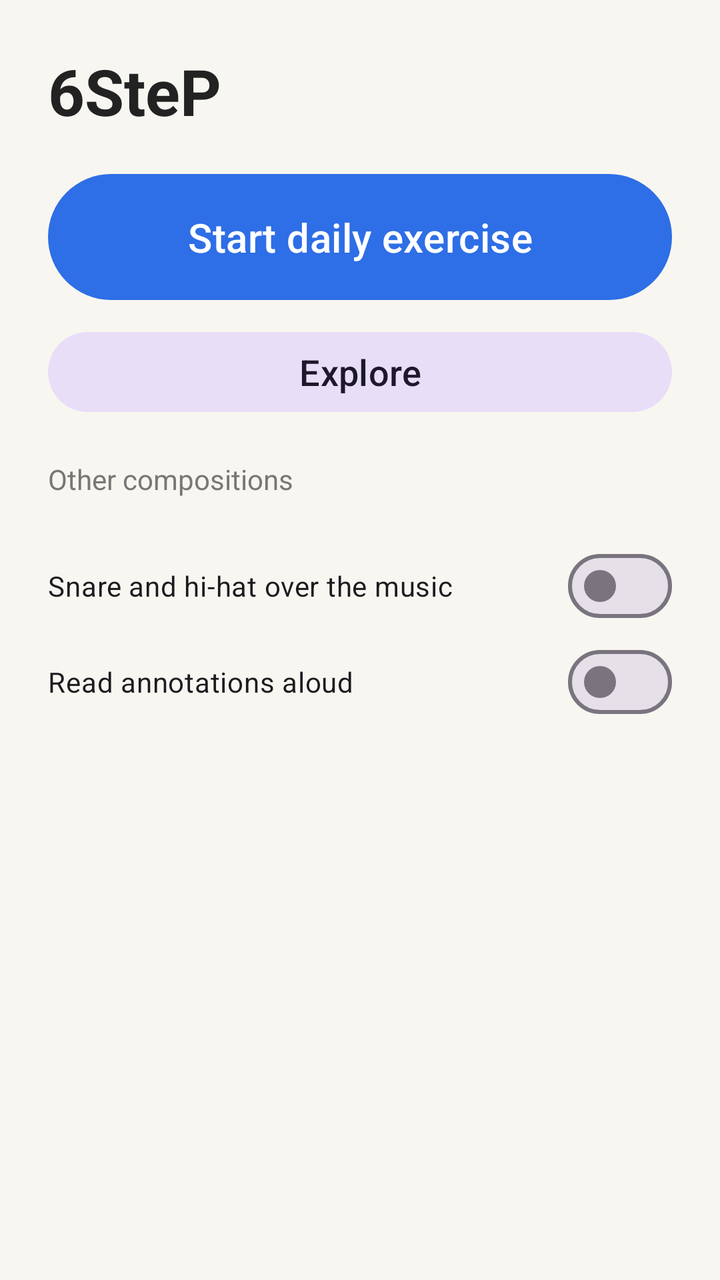
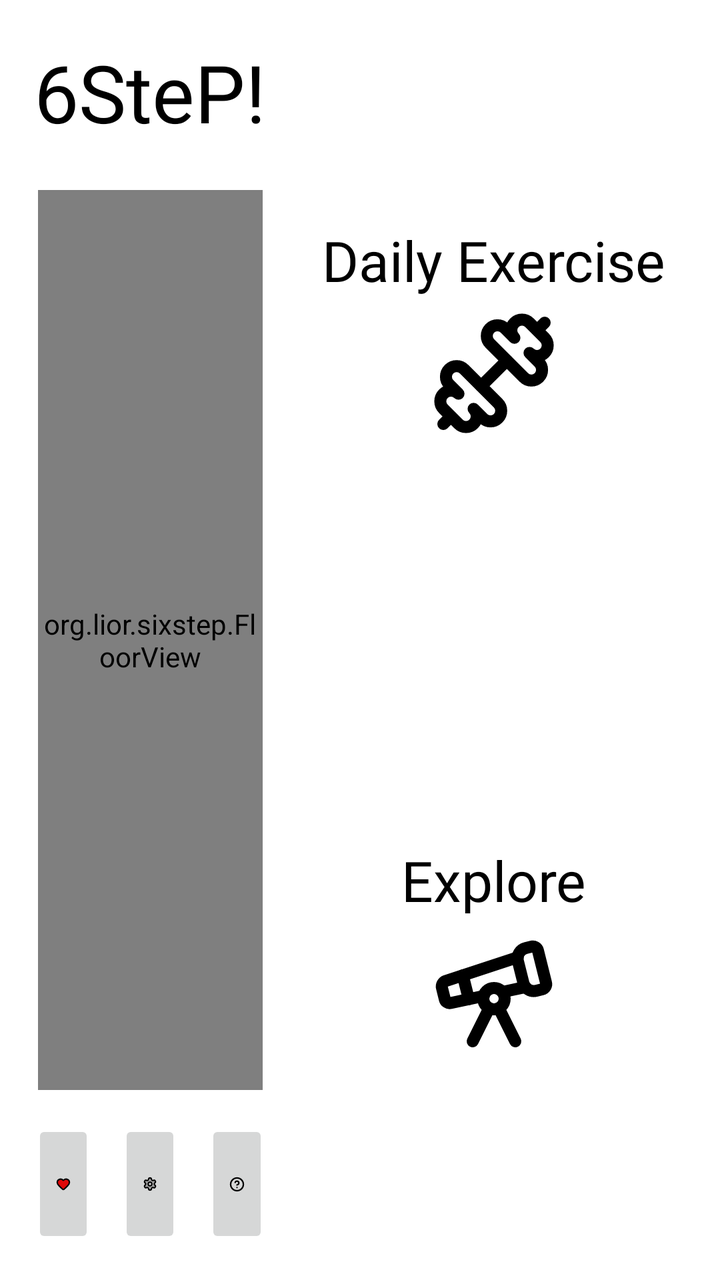

Screens rendered from an Android XML layout before and after an edit, with the pre-edit source and the edit as a unified diff.
<!-- AndroidManifest.xml: application theme Theme.SixStep -->
<!-- res/layout/activity_main.xml -->
<?xml version="1.0" encoding="utf-8"?>
<ScrollView xmlns:android="http://schemas.android.com/apk/res/android"
    android:layout_width="match_parent"
    android:layout_height="match_parent"
    android:fillViewport="true">
    <LinearLayout
        android:layout_width="match_parent"
        android:layout_height="wrap_content"
        android:orientation="vertical"
        android:padding="24dp">

        <TextView
            android:layout_width="wrap_content"
            android:layout_height="wrap_content"
            android:text="@string/app_name"
            android:textSize="32sp"
            android:textStyle="bold"
            android:textColor="@color/ink" />

        <com.google.android.material.button.MaterialButton
            android:id="@+id/startDaily"
            android:layout_width="match_parent"
            android:layout_height="wrap_content"
            android:layout_marginTop="16dp"
            android:paddingTop="18dp"
            android:paddingBottom="18dp"
            android:textSize="20sp"
            android:text="@string/start_daily" />

        <com.google.android.material.button.MaterialButton
            android:id="@+id/explore"
            style="@style/Widget.Material3.Button.TonalButton"
            android:layout_width="match_parent"
            android:layout_height="wrap_content"
            android:layout_marginTop="8dp"
            android:textSize="18sp"
            android:text="@string/explore" />

        <TextView
            android:layout_width="wrap_content"
            android:layout_height="wrap_content"
            android:layout_marginTop="20dp"
            android:text="@string/other_compositions"
            android:textColor="@color/muted" />

        <LinearLayout
            android:id="@+id/compositionList"
            android:layout_width="match_parent"
            android:layout_height="wrap_content"
            android:orientation="vertical" />

        <com.google.android.material.materialswitch.MaterialSwitch
            android:id="@+id/metronomeOverMusic"
            android:layout_width="match_parent"
            android:layout_height="wrap_content"
            android:layout_marginTop="20dp"
            android:text="@string/metronome_over_music" />

        <com.google.android.material.materialswitch.MaterialSwitch
            android:id="@+id/speakAnnotations"
            android:layout_width="match_parent"
            android:layout_height="wrap_content"
            android:text="@string/speak_annotations" />
    </LinearLayout>
</ScrollView>
<!-- resources referenced by this layout -->
<resources>
  <color name="ink">#222222</color>
  <color name="muted">#777777</color>
  <string name="app_name">6SteP</string>
  <string name="metronome_over_music">Snare and hi-hat over the music</string>
  <string name="other_compositions">Other compositions</string>
  <string name="speak_annotations">Read annotations aloud</string>
  <string name="start_daily">Start daily exercise</string>
  <color name="floor">#F8F6F0</color>
  <!-- unchanged entries left out for length: 4 -->
</resources>

<!-- the commit's change to res/layout/activity_main.xml (unified diff, before → after) -->
@@ -1,65 +1,218 @@
 <?xml version="1.0" encoding="utf-8"?>
-<ScrollView xmlns:android="http://schemas.android.com/apk/res/android"
+<FrameLayout xmlns:android="http://schemas.android.com/apk/res/android"
+    android:id="@+id/root"
     android:layout_width="match_parent"
-    android:layout_height="match_parent"
-    android:fillViewport="true">
+    android:layout_height="match_parent">
+
     <LinearLayout
         android:layout_width="match_parent"
-        android:layout_height="wrap_content"
-        android:orientation="vertical"
-        android:padding="24dp">
-
-        <TextView
-            android:layout_width="wrap_content"
-            android:layout_height="wrap_content"
-            android:text="@string/app_name"
-            android:textSize="32sp"
-            android:textStyle="bold"
-            android:textColor="@color/ink" />
-
-        <com.google.android.material.button.MaterialButton
-            android:id="@+id/startDaily"
-            android:layout_width="match_parent"
-            android:layout_height="wrap_content"
-            android:layout_marginTop="16dp"
-            android:paddingTop="18dp"
-            android:paddingBottom="18dp"
-            android:textSize="20sp"
-            android:text="@string/start_daily" />
-
-        <com.google.android.material.button.MaterialButton
-            android:id="@+id/explore"
-            style="@style/Widget.Material3.Button.TonalButton"
-            android:layout_width="match_parent"
-            android:layout_height="wrap_content"
-            android:layout_marginTop="8dp"
-            android:textSize="18sp"
-            android:text="@string/explore" />
-
-        <TextView
-            android:layout_width="wrap_content"
-            android:layout_height="wrap_content"
-            android:layout_marginTop="20dp"
-            android:text="@string/other_compositions"
-            android:textColor="@color/muted" />
+        android:layout_height="match_parent"
+        android:orientation="horizontal"
+        android:padding="16dp">
 
         <LinearLayout
-            android:id="@+id/compositionList"
-            android:layout_width="match_parent"
-            android:layout_height="wrap_content"
-            android:orientation="vertical" />
-
-        <com.google.android.material.materialswitch.MaterialSwitch
-            android:id="@+id/metronomeOverMusic"
-            android:layout_width="match_parent"
-            android:layout_height="wrap_content"
-            android:layout_marginTop="20dp"
-            android:text="@string/metronome_over_music" />
-
-        <com.google.android.material.materialswitch.MaterialSwitch
-            android:id="@+id/speakAnnotations"
-            android:layout_width="match_parent"
-            android:layout_height="wrap_content"
-            android:text="@string/speak_annotations" />
+            android:layout_width="0dp"
+            android:layout_height="match_parent"
+            android:layout_weight="38"
+            android:orientation="vertical">
+
+            <TextView
+                android:id="@+id/logo"
+                android:layout_width="match_parent"
+                android:layout_height="64dp"
+                android:gravity="center"
+                android:text="@string/logo"
+                android:textColor="#000000"
+                android:textSize="40sp"
+                android:fontFamily="@font/inter_extrabold"
+                android:includeFontPadding="false" />
+
+            <FrameLayout
+                android:id="@+id/snippetBox"
+                android:layout_width="match_parent"
+                android:layout_height="0dp"
+                android:layout_weight="1"
+                android:layout_marginTop="12dp"
+                android:padding="3dp">
+
+                <org.lior.sixstep.FloorView
+                    android:id="@+id/snippet"
+                    android:layout_width="match_parent"
+                    android:layout_height="match_parent" />
+
+                <LinearLayout
+                    android:id="@+id/helpPanel"
+                    android:layout_width="match_parent"
+                    android:layout_height="match_parent"
+                    android:orientation="vertical"
+                    android:padding="4dp"
+                    android:visibility="gone">
+
+                    <TextView
+                        android:id="@+id/helpDaily"
+                        android:layout_width="match_parent"
+                        android:layout_height="0dp"
+                        android:layout_weight="1"
+                        android:gravity="center"
+                        android:paddingStart="12dp"
+                        android:paddingEnd="12dp"
+                        android:text="@string/help_daily"
+                        android:textColor="#000000"
+                        android:fontFamily="@font/inter_semibold"
+                        android:autoSizeTextType="uniform"
+                        android:autoSizeMinTextSize="9sp"
+                        android:autoSizeMaxTextSize="17sp" />
+
+                    <TextView
+                        android:id="@+id/helpExplore"
+                        android:layout_width="match_parent"
+                        android:layout_height="0dp"
+                        android:layout_weight="1"
+                        android:layout_marginTop="8dp"
+                        android:gravity="center"
+                        android:paddingStart="12dp"
+                        android:paddingEnd="12dp"
+                        android:text="@string/help_explore"
+                        android:textColor="#000000"
+                        android:fontFamily="@font/inter_semibold"
+                        android:autoSizeTextType="uniform"
+                        android:autoSizeMinTextSize="9sp"
+                        android:autoSizeMaxTextSize="17sp" />
+                </LinearLayout>
+            </FrameLayout>
+
+            <LinearLayout
+                android:layout_width="match_parent"
+                android:layout_height="64dp"
+                android:layout_marginTop="12dp"
+                android:orientation="horizontal">
+
+                <ImageButton
+                    android:id="@+id/heart"
+                    android:layout_width="0dp"
+                    android:layout_height="match_parent"
+                    android:layout_weight="1"
+                    android:padding="12dp"
+                    android:scaleType="fitCenter"
+                    android:src="@drawable/ic_heart"
+                    android:contentDescription="@string/heart" />
+
+                <ImageButton
+                    android:id="@+id/gear"
+                    android:layout_width="0dp"
+                    android:layout_height="match_parent"
+                    android:layout_weight="1"
+                    android:layout_marginStart="12dp"
+                    android:padding="12dp"
+                    android:scaleType="fitCenter"
+                    android:src="@drawable/ic_settings"
+                    android:contentDescription="@string/settings" />
+
+                <ImageButton
+                    android:id="@+id/help"
+                    android:layout_width="0dp"
+                    android:layout_height="match_parent"
+                    android:layout_weight="1"
+                    android:layout_marginStart="12dp"
+                    android:padding="12dp"
+                    android:scaleType="fitCenter"
+                    android:src="@drawable/ic_help"
+                    android:contentDescription="@string/help" />
+            </LinearLayout>
+        </LinearLayout>
+
+        <LinearLayout
+            android:layout_width="0dp"
+            android:layout_height="match_parent"
+            android:layout_weight="62"
+            android:layout_marginStart="16dp"
+            android:orientation="vertical">
+
+            <FrameLayout
+                android:id="@+id/daily"
+                android:layout_width="match_parent"
+                android:layout_height="0dp"
+                android:layout_weight="1"
+                android:clickable="true"
+                android:focusable="true"
+                android:contentDescription="@string/daily_exercise">
+
+                <LinearLayout
+                    android:layout_width="wrap_content"
+                    android:layout_height="wrap_content"
+                    android:layout_gravity="center"
+                    android:gravity="center_horizontal"
+                    android:orientation="vertical">
+
+                    <TextView
+                        android:layout_width="wrap_content"
+                        android:layout_height="wrap_content"
+                        android:text="@string/daily_exercise"
+                        android:textColor="#000000"
+                        android:textSize="28sp"
+                        android:fontFamily="@font/inter_bold" />
+
+                    <ImageView
+                        android:id="@+id/dailyIcon"
+                        android:layout_width="64dp"
+                        android:layout_height="64dp"
+                        android:layout_marginTop="6dp"
+                        android:src="@drawable/ic_dumbbell"
+                        android:importantForAccessibility="no" />
+                </LinearLayout>
+
+                <TextView
+                    android:id="@+id/dailyTime"
+                    android:layout_width="wrap_content"
+                    android:layout_height="wrap_content"
+                    android:layout_gravity="bottom|end"
+                    android:layout_margin="10dp"
+                    android:textColor="#000000"
+                    android:textSize="15sp"
+                    android:fontFamily="@font/inter_extrabold" />
+            </FrameLayout>
+
+            <FrameLayout
+                android:id="@+id/explore"
+                android:layout_width="match_parent"
+                android:layout_height="0dp"
+                android:layout_weight="1"
+                android:layout_marginTop="12dp"
+                android:clickable="true"
+                android:focusable="true"
+                android:contentDescription="@string/explore">
+
+                <LinearLayout
+                    android:layout_width="wrap_content"
+                    android:layout_height="wrap_content"
+                    android:layout_gravity="center"
+                    android:gravity="center_horizontal"
+                    android:orientation="vertical">
+
+                    <TextView
+                        android:layout_width="wrap_content"
+                        android:layout_height="wrap_content"
+                        android:text="@string/explore"
+                        android:textColor="#000000"
+                        android:textSize="28sp"
+                        android:fontFamily="@font/inter_bold" />
+
+                    <ImageView
+                        android:id="@+id/exploreIcon"
+                        android:layout_width="64dp"
+                        android:layout_height="64dp"
+                        android:layout_marginTop="6dp"
+                        android:src="@drawable/ic_telescope"
+                        android:importantForAccessibility="no" />
+                </LinearLayout>
+            </FrameLayout>
+        </LinearLayout>
     </LinearLayout>
-</ScrollView>
+
+    
+    <org.lior.sixstep.HelpArrows
+        android:id="@+id/arrows"
+        android:layout_width="match_parent"
+        android:layout_height="match_parent"
+        android:visibility="gone" />
+</FrameLayout>
<!-- resource entries referenced after the edit -->
@@ -1,13 +1,67 @@
 <!-- resources referenced by this layout -->
 <resources>
-  <color name="ink">#222222</color>
-  <color name="muted">#777777</color>
-  <string name="app_name">6SteP</string>
-  <string name="metronome_over_music">Snare and hi-hat over the music</string>
-  <string name="other_compositions">Other compositions</string>
-  <string name="speak_annotations">Read annotations aloud</string>
-  <string name="start_daily">Start daily exercise</string>
-  <color name="floor">#F8F6F0</color>
+  <!-- drawable ic_dumbbell (drawable) -->
+  <?xml version="1.0" encoding="utf-8"?>
+  <vector xmlns:android="http://schemas.android.com/apk/res/android"
+      android:width="24dp" android:height="24dp" android:viewportWidth="24" android:viewportHeight="24">
+      <path android:pathData="M 17.596 12.768 a 2 2 0 1 0 2.829 -2.829 l -1.768 -1.767 a 2 2 0 0 0 2.828 -2.829 l -2.828 -2.828 a 2 2 0 0 0 -2.829 2.828 l -1.767 -1.768 a 2 2 0 1 0 -2.829 2.829 z"
+          android:fillColor="#00000000" android:strokeColor="#000000" android:strokeWidth="2.25"
+          android:strokeLineCap="round" android:strokeLineJoin="round" />
+      <path android:pathData="m 2.5 21.5 l 1.4 -1.4"
+          android:fillColor="#00000000" android:strokeColor="#000000" android:strokeWidth="2.25"
+          android:strokeLineCap="round" android:strokeLineJoin="round" />
+      <path android:pathData="m 20.1 3.9 l 1.4 -1.4"
+          android:fillColor="#00000000" android:strokeColor="#000000" android:strokeWidth="2.25"
+          android:strokeLineCap="round" android:strokeLineJoin="round" />
+      <path android:pathData="M 5.343 21.485 a 2 2 0 1 0 2.829 -2.828 l 1.767 1.768 a 2 2 0 1 0 2.829 -2.829 l -6.364 -6.364 a 2 2 0 1 0 -2.829 2.829 l 1.768 1.767 a 2 2 0 0 0 -2.828 2.829 z"
+          android:fillColor="#00000000" android:strokeColor="#000000" android:strokeWidth="2.25"
+          android:strokeLineCap="round" android:strokeLineJoin="round" />
+      <path android:pathData="m 9.6 14.4 l 4.8 -4.8"
+          android:fillColor="#00000000" android:strokeColor="#000000" android:strokeWidth="2.25"
+          android:strokeLineCap="round" android:strokeLineJoin="round" />
+  </vector>
+  <!-- drawable ic_heart (drawable) -->
+  <?xml version="1.0" encoding="utf-8"?>
+  <vector xmlns:android="http://schemas.android.com/apk/res/android"
+      android:width="24dp" android:height="24dp" android:viewportWidth="24" android:viewportHeight="24">
+      <path android:pathData="M 2 9.5 a 5.5 5.5 0 0 1 9.591 -3.676 a 0.56 0.56 0 0 0 0.818 0 A 5.49 5.49 0 0 1 22 9.5 c 0 2.29 -1.5 4 -3 5.5 l -5.492 5.313 a 2 2 0 0 1 -3 0.019 L 5 15 c -1.5 -1.5 -3 -3.2 -3 -5.5"
+          android:fillColor="#DE0707" android:strokeColor="#000000" android:strokeWidth="2.25"
+          android:strokeLineCap="round" android:strokeLineJoin="round" />
+  </vector>
+  <!-- drawable ic_help (drawable) -->
+  <?xml version="1.0" encoding="utf-8"?>
+  <vector xmlns:android="http://schemas.android.com/apk/res/android"
+      android:width="24dp" android:height="24dp" android:viewportWidth="24" android:viewportHeight="24">
+      <path android:pathData="M 2 12 a 10 10 0 1 0 20 0 a 10 10 0 1 0 -20 0 Z"
+          android:fillColor="#00000000" android:strokeColor="#000000" android:strokeWidth="2.25"
+          android:strokeLineCap="round" android:strokeLineJoin="round" />
+      <path android:pathData="M 9.09 9 a 3 3 0 0 1 5.83 1 c 0 2 -3 3 -3 3"
+          android:fillColor="#00000000" android:strokeColor="#000000" android:strokeWidth="2.25"
+          android:strokeLineCap="round" android:strokeLineJoin="round" />
+      <path android:pathData="M 12 17 h 0.01"
+          android:fillColor="#00000000" android:strokeColor="#000000" android:strokeWidth="2.25"
+          android:strokeLineCap="round" android:strokeLineJoin="round" />
+  </vector>
+  <!-- drawable ic_settings (drawable) -->
+  <?xml version="1.0" encoding="utf-8"?>
+  <vector xmlns:android="http://schemas.android.com/apk/res/android"
+      android:width="24dp" android:height="24dp" android:viewportWidth="24" android:viewportHeight="24">
+      <path android:pathData="M 9.671 4.136 a 2.34 2.34 0 0 1 4.659 0 a 2.34 2.34 0 0 0 3.319 1.915 a 2.34 2.34 0 0 1 2.33 4.033 a 2.34 2.34 0 0 0 0 3.831 a 2.34 2.34 0 0 1 -2.33 4.033 a 2.34 2.34 0 0 0 -3.319 1.915 a 2.34 2.34 0 0 1 -4.659 0 a 2.34 2.34 0 0 0 -3.32 -1.915 a 2.34 2.34 0 0 1 -2.33 -4.033 a 2.34 2.34 0 0 0 0 -3.831 A 2.34 2.34 0 0 1 6.35 6.051 a 2.34 2.34 0 0 0 3.319 -1.915"
+          android:fillColor="#A3A3A3" android:strokeColor="#000000" android:strokeWidth="2.25"
+          android:strokeLineCap="round" android:strokeLineJoin="round" />
+      <path android:pathData="M 9 12 a 3 3 0 1 0 6 0 a 3 3 0 1 0 -6 0 Z"
+          android:fillColor="#DBDBDB" android:strokeColor="#000000" android:strokeWidth="2.25"
+          android:strokeLineCap="round" android:strokeLineJoin="round" />
+  </vector>
+  <!-- drawable ic_telescope: vector/xml drawable (drawable, 2017 chars, omitted) -->
+  <string name="daily_exercise">Daily Exercise</string>
+  <string name="heart">Say thanks</string>
+  <string name="help">What is what</string>
+  <string name="help_daily">Click this to start a daily exercise! Five minutes a day is the optimal way to create muscle memory!</string>
+  <string name="help_explore">Click this if you need a refresher on a specific element that you are confused about.</string>
+  <string name="logo">6SteP!</string>
+  <string name="settings">Settings</string>
+  <color name="floor">#FFFFFF</color>
   <!-- unchanged entries left out for length: 4 -->
 </resources>
 
